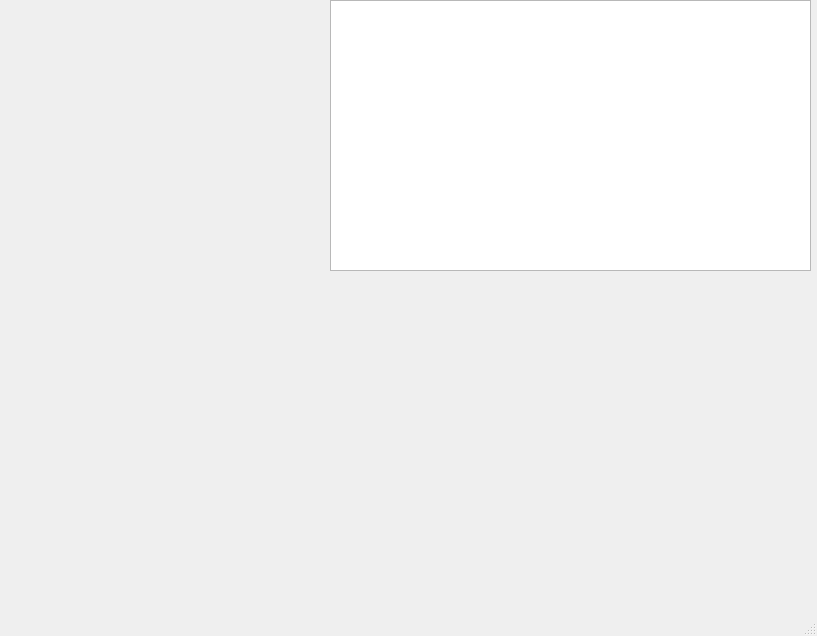
Before: the Qt Designer form MyUI.ui in bmzr/yelper, drawn with Qt 5.
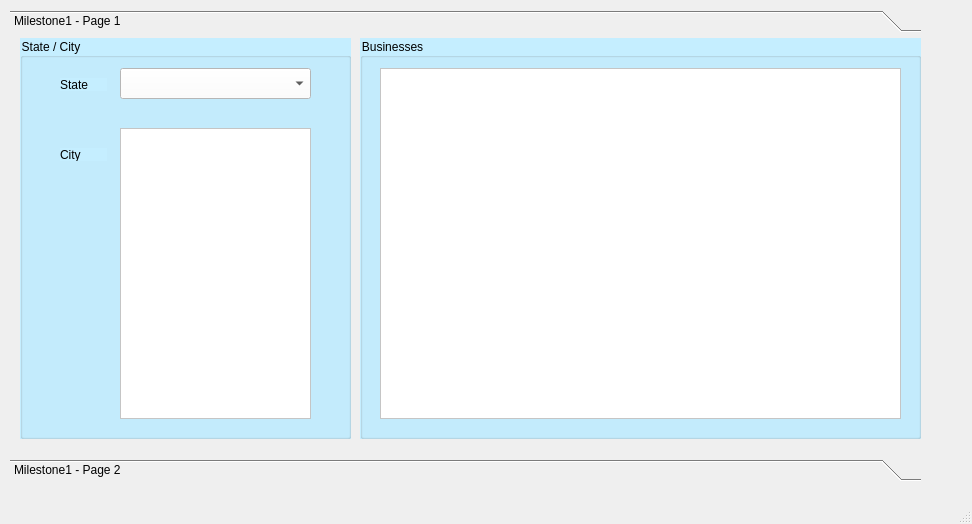
After: the same form once the commit is applied. The open tabs and pages were chosen to show the change.

Commit message: Milestone 1, app setup and DDL statements

Patch:
```diff
--- a/MyUI.ui
+++ b/MyUI.ui
@@ -6,39 +6,243 @@
    <rect>
     <x>0</x>
     <y>0</y>
-    <width>817</width>
-    <height>636</height>
+    <width>972</width>
+    <height>524</height>
    </rect>
   </property>
   <property name="windowTitle">
    <string>MainWindow</string>
   </property>
   <widget class="QWidget" name="centralwidget">
-   <widget class="QWidget" name="horizontalLayoutWidget">
+   <widget class="QToolBox" name="toolBox">
     <property name="geometry">
      <rect>
-      <x>330</x>
-      <y>0</y>
-      <width>481</width>
-      <height>271</height>
+      <x>10</x>
+      <y>10</y>
+      <width>911</width>
+      <height>471</height>
      </rect>
     </property>
-    <layout class="QHBoxLayout" name="horizontalLayout">
-     <item>
-      <widget class="QTableView" name="tableView"/>
-     </item>
-    </layout>
-   </widget>
-   <widget class="QWidget" name="verticalLayoutWidget">
-    <property name="geometry">
-     <rect>
-      <x>0</x>
-      <y>0</y>
-      <width>331</width>
-      <height>271</height>
-     </rect>
+    <property name="styleSheet">
+     <string notr="true">font: 12pt &quot;Calibri&quot;;</string>
     </property>
-    <layout class="QVBoxLayout" name="verticalLayout"/>
+    <property name="currentIndex">
+     <number>1</number>
+    </property>
+    <widget class="QWidget" name="page">
+     <property name="geometry">
+      <rect>
+       <x>0</x>
+       <y>0</y>
+       <width>911</width>
+       <height>405</height>
+      </rect>
+     </property>
+     <attribute name="label">
+      <string>Milestone1 - Page 1</string>
+     </attribute>
+     <widget class="QGroupBox" name="stateCityGroup">
+      <property name="geometry">
+       <rect>
+        <x>10</x>
+        <y>0</y>
+        <width>331</width>
+        <height>401</height>
+       </rect>
+      </property>
+      <property name="styleSheet">
+       <string notr="true">font: 11pt &quot;Lucida Sans&quot;;
+background-color: rgb(197, 238, 255);</string>
+      </property>
+      <property name="title">
+       <string>State / City</string>
+      </property>
+      <widget class="QComboBox" name="stateList">
+       <property name="geometry">
+        <rect>
+         <x>100</x>
+         <y>30</y>
+         <width>191</width>
+         <height>31</height>
+        </rect>
+       </property>
+       <property name="styleSheet">
+        <string notr="true">background-color: rgb(255, 255, 255);
+font: 10pt &quot;Lucida Sans&quot;;</string>
+       </property>
+      </widget>
+      <widget class="QLabel" name="label">
+       <property name="geometry">
+        <rect>
+         <x>40</x>
+         <y>40</y>
+         <width>47</width>
+         <height>13</height>
+        </rect>
+       </property>
+       <property name="text">
+        <string>State</string>
+       </property>
+      </widget>
+      <widget class="QLabel" name="label_2">
+       <property name="geometry">
+        <rect>
+         <x>40</x>
+         <y>110</y>
+         <width>47</width>
+         <height>13</height>
+        </rect>
+       </property>
+       <property name="text">
+        <string>City</string>
+       </property>
+      </widget>
+      <widget class="QListWidget" name="cityList">
+       <property name="geometry">
+        <rect>
+         <x>100</x>
+         <y>90</y>
+         <width>191</width>
+         <height>291</height>
+        </rect>
+       </property>
+       <property name="styleSheet">
+        <string notr="true">background-color: rgb(255, 255, 255);
+font: 10pt &quot;Lucida Sans&quot;;</string>
+       </property>
+      </widget>
+     </widget>
+     <widget class="QGroupBox" name="businessGroup">
+      <property name="geometry">
+       <rect>
+        <x>350</x>
+        <y>0</y>
+        <width>561</width>
+        <height>401</height>
+       </rect>
+      </property>
+      <property name="styleSheet">
+       <string notr="true">font: 11pt &quot;Lucida Sans&quot;;
+background-color: rgb(197, 238, 255);</string>
+      </property>
+      <property name="title">
+       <string>Businesses</string>
+      </property>
+      <widget class="QTableWidget" name="businessTable">
+       <property name="geometry">
+        <rect>
+         <x>20</x>
+         <y>30</y>
+         <width>521</width>
+         <height>351</height>
+        </rect>
+       </property>
+       <property name="styleSheet">
+        <string notr="true">background-color: rgb(255, 255, 255);</string>
+       </property>
+       <attribute name="horizontalHeaderVisible">
+        <bool>false</bool>
+       </attribute>
+       <attribute name="horizontalHeaderStretchLastSection">
+        <bool>true</bool>
+       </attribute>
+       <attribute name="verticalHeaderVisible">
+        <bool>false</bool>
+       </attribute>
+      </widget>
+     </widget>
+    </widget>
+    <widget class="QWidget" name="page_2">
+     <property name="geometry">
+      <rect>
+       <x>0</x>
+       <y>0</y>
+       <width>911</width>
+       <height>405</height>
+      </rect>
+     </property>
+     <attribute name="label">
+      <string>Milestone1 - Page 2</string>
+     </attribute>
+     <widget class="QGroupBox" name="groupBox">
+      <property name="geometry">
+       <rect>
+        <x>0</x>
+        <y>0</y>
+        <width>911</width>
+        <height>401</height>
+       </rect>
+      </property>
+      <property name="title">
+       <string>Search Business by Name</string>
+      </property>
+      <widget class="QLabel" name="label_3">
+       <property name="geometry">
+        <rect>
+         <x>80</x>
+         <y>50</y>
+         <width>141</width>
+         <height>16</height>
+        </rect>
+       </property>
+       <property name="text">
+        <string>Enter Business Name:</string>
+       </property>
+      </widget>
+      <widget class="QLabel" name="label_4">
+       <property name="geometry">
+        <rect>
+         <x>80</x>
+         <y>290</y>
+         <width>141</width>
+         <height>16</height>
+        </rect>
+       </property>
+       <property name="text">
+        <string>City for Business:</string>
+       </property>
+      </widget>
+      <widget class="QLineEdit" name="bname">
+       <property name="geometry">
+        <rect>
+         <x>240</x>
+         <y>40</y>
+         <width>201</width>
+         <height>31</height>
+        </rect>
+       </property>
+       <property name="styleSheet">
+        <string notr="true">font: 11pt &quot;Lucida Sans&quot;;</string>
+       </property>
+      </widget>
+      <widget class="QLineEdit" name="bcity">
+       <property name="geometry">
+        <rect>
+         <x>240</x>
+         <y>280</y>
+         <width>201</width>
+         <height>31</height>
+        </rect>
+       </property>
+       <property name="styleSheet">
+        <string notr="true">font: 11pt &quot;Lucida Sans&quot;;</string>
+       </property>
+       <property name="readOnly">
+        <bool>true</bool>
+       </property>
+      </widget>
+      <widget class="QListWidget" name="businesses">
+       <property name="geometry">
+        <rect>
+         <x>240</x>
+         <y>90</y>
+         <width>201</width>
+         <height>171</height>
+        </rect>
+       </property>
+      </widget>
+     </widget>
+    </widget>
    </widget>
   </widget>
   <widget class="QMenuBar" name="menubar">
```
Left out of the diff: 2 changed lines with no effect on the pictures. The commit also changes 4 other files.
